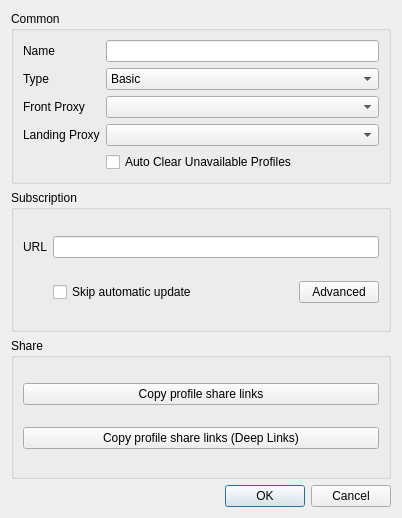
hopol/throne-mirror, file upstream/include/ui/group/dialog_edit_group.ui: the form before one commit.
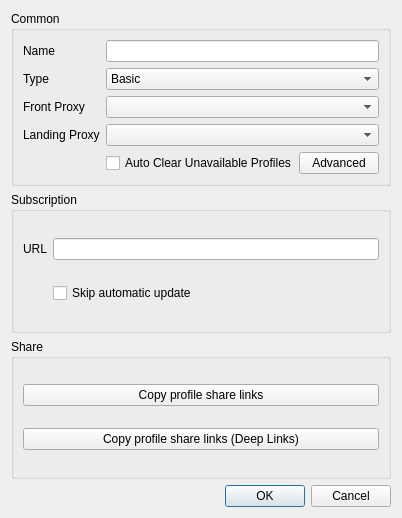
The form after the commit. Custom widgets are drawn as their Qt base class.

```diff
--- a/upstream/include/ui/group/dialog_edit_group.ui
+++ b/upstream/include/ui/group/dialog_edit_group.ui
@@ -88,12 +88,36 @@
        <widget class="QLineEdit" name="name"/>
       </item>
       <item row="4" column="1">
+       <layout class="QHBoxLayout" name="common_options_layout">
+        <item>
        <widget class="QCheckBox" name="auto_clear_unavailable">
         <property name="text">
          <string>Auto Clear Unavailable Profiles</string>
         </property>
        </widget>
       </item>
+        <item>
+         <spacer name="common_options_spacer">
+          <property name="orientation">
+           <enum>Qt::Orientation::Horizontal</enum>
+          </property>
+          <property name="sizeHint" stdset="0">
+           <size>
+            <width>0</width>
+            <height>0</height>
+           </size>
+          </property>
+         </spacer>
+        </item>
+        <item>
+         <widget class="QPushButton" name="advanced">
+          <property name="text">
+           <string>Advanced</string>
+          </property>
+         </widget>
+        </item>
+       </layout>
+      </item>
      </layout>
      <zorder>label</zorder>
      <zorder>front_proxy_l</zorder>
@@ -122,36 +146,12 @@
        <widget class="MyLineEdit" name="url"/>
       </item>
       <item row="1" column="1">
-       <layout class="QHBoxLayout" name="sub_options_layout">
-        <item>
          <widget class="QCheckBox" name="skip_auto_update">
           <property name="text">
            <string>Skip automatic update</string>
           </property>
          </widget>
         </item>
-        <item>
-         <spacer name="sub_options_spacer">
-          <property name="orientation">
-           <enum>Qt::Orientation::Horizontal</enum>
-          </property>
-          <property name="sizeHint" stdset="0">
-           <size>
-            <width>0</width>
-            <height>0</height>
-           </size>
-          </property>
-         </spacer>
-        </item>
-        <item>
-         <widget class="QPushButton" name="advanced">
-          <property name="text">
-           <string>Advanced</string>
-          </property>
-         </widget>
-        </item>
-       </layout>
-      </item>
      </layout>
     </widget>
    </item>
```
Left out of the diff: 3 changed lines with no effect on the pictures. Lines whose indentation alone changed are shown as unchanged.
